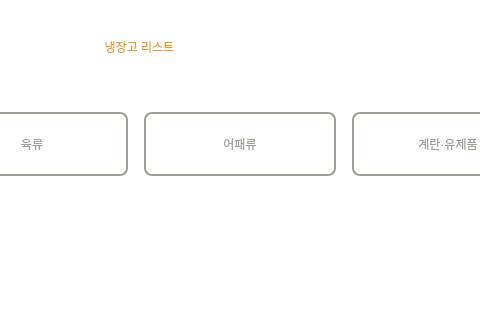
Above: device/GUI/h_ref_list.ui from Paran-Yu/ref-reci before the change; both pictures show x 504 to 984 and y 0 to 320 of the 1280 by 720 pixel window. Below: the same form after it.
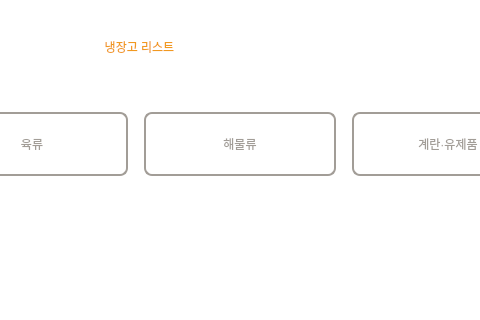
That is the form after the change. Icons and pictures are not drawn.

Commit message: [GUI] 냉장고 리스트 화면 수정

```diff
--- a/device/GUI/h_ref_list.ui
+++ b/device/GUI/h_ref_list.ui
@@ -165,7 +165,7 @@
 border-radius: 8px;</string>
     </property>
     <property name="text">
-     <string>어패류</string>
+     <string>해물류</string>
     </property>
    </widget>
    <widget class="QPushButton" name="category_egg">
```
